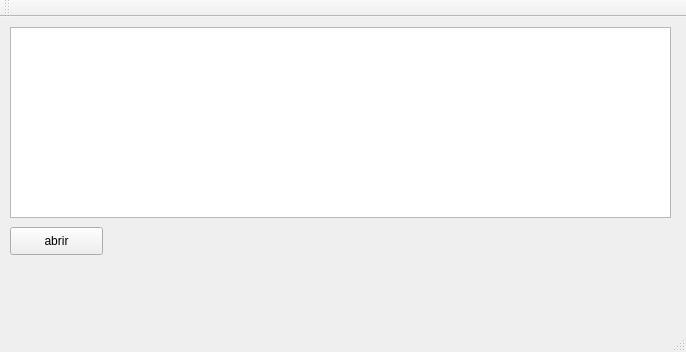
Old version of the form cpp/qt/csv/mainwindow.ui in the repository jerobarraco/samples.
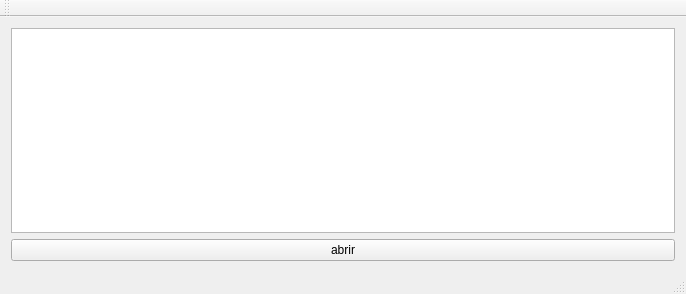
New version of the form.

Diff of the .ui file:
```diff
--- a/cpp/qt/csv/mainwindow.ui
+++ b/cpp/qt/csv/mainwindow.ui
@@ -7,36 +7,25 @@
     <x>0</x>
     <y>0</y>
     <width>686</width>
-    <height>352</height>
+    <height>294</height>
    </rect>
   </property>
   <property name="windowTitle">
    <string>MainWindow</string>
   </property>
   <widget class="QWidget" name="centralWidget">
-   <widget class="QTableWidget" name="tableWidget">
-    <property name="geometry">
-     <rect>
-      <x>10</x>
-      <y>10</y>
-      <width>661</width>
-      <height>191</height>
-     </rect>
-    </property>
-   </widget>
+   <layout class="QVBoxLayout" name="verticalLayout">
+    <item>
+     <widget class="QTableWidget" name="tableWidget"/>
+    </item>
+    <item>
    <widget class="QPushButton" name="pushButton">
-    <property name="geometry">
-     <rect>
-      <x>10</x>
-      <y>210</y>
-      <width>93</width>
-      <height>28</height>
-     </rect>
-    </property>
     <property name="text">
      <string>abrir</string>
     </property>
    </widget>
+    </item>
+   </layout>
   </widget>
   <widget class="QMenuBar" name="menuBar">
    <property name="geometry">
```
Lines whose indentation alone changed are shown as unchanged.
